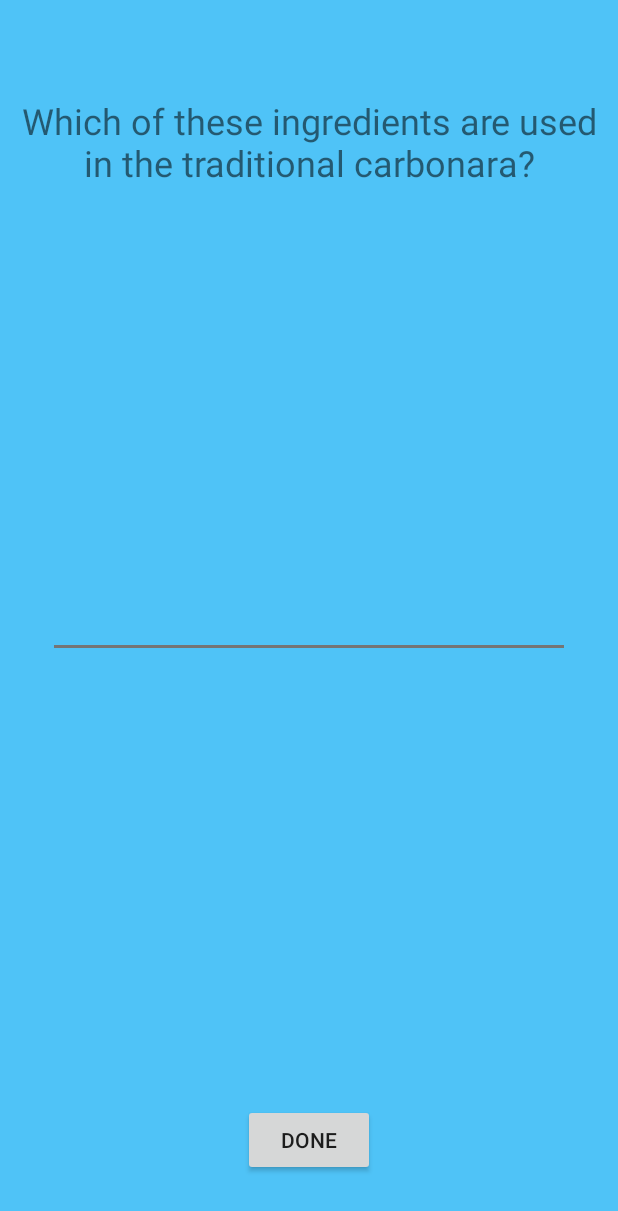
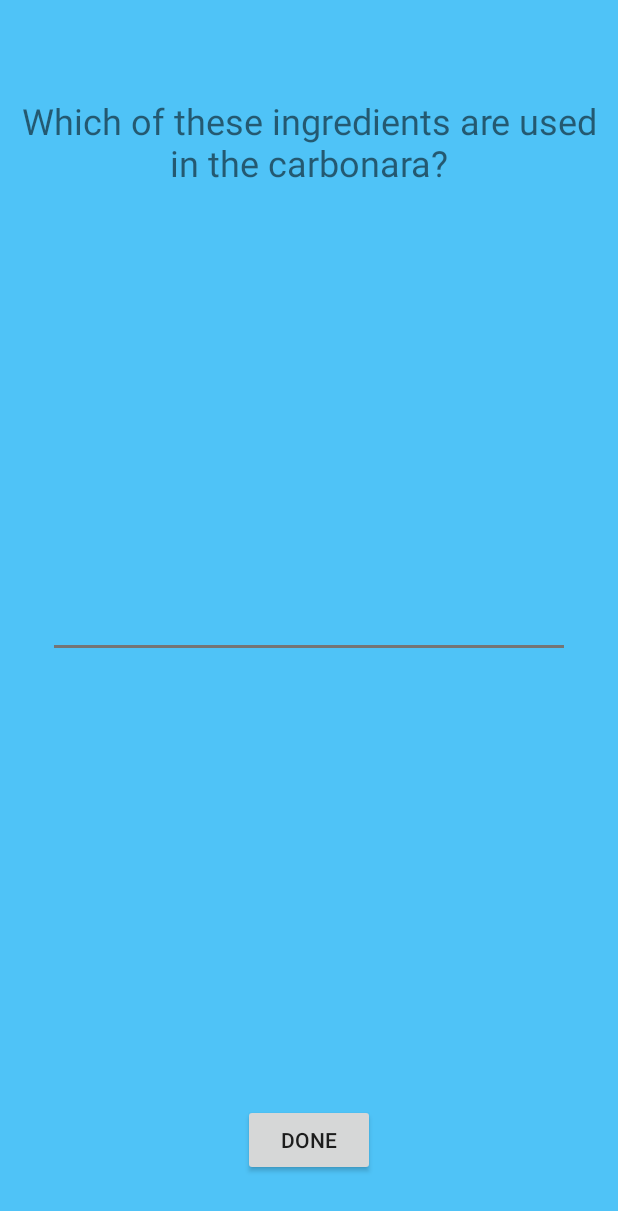
Before and after one commit to AlbertoGall/CucinaItaliana, an Android app: the OpenAnswerActivity screen opened directly, with no data from a screen before it, on a phone screen of 412 x 824 dp. Shown: the top 1211 px of the screen. Run offline under Robolectric (Android 15) with nearby library versions, the phone set to English and light mode, and no system bars.

Commit message:
Update strings.xml

```diff
--- a/app/src/main/res/values/strings.xml
+++ b/app/src/main/res/values/strings.xml
@@ -41,7 +41,7 @@
     </string-array>
 
     <string-array name="check_list_1">
-        <item>Which of these ingredients are used in the traditional "carbonara"?</item>
+        <item>Which of these ingredients are used in the "carbonara"?</item>
         <item>Bacon</item>
         <item>Egg</item>
         <item>Chili flakes</item>
```
